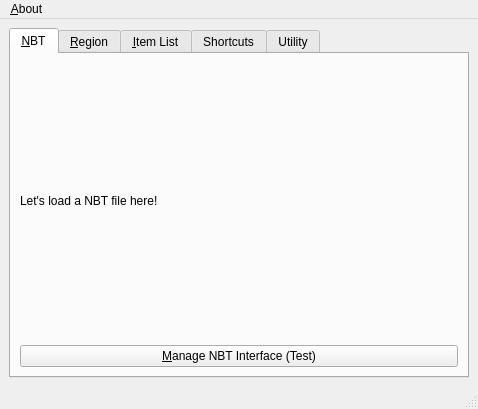
First picture: the form in src/qt/mainwindow.ui, repository DreamHelium/dhlrc, before the edit.
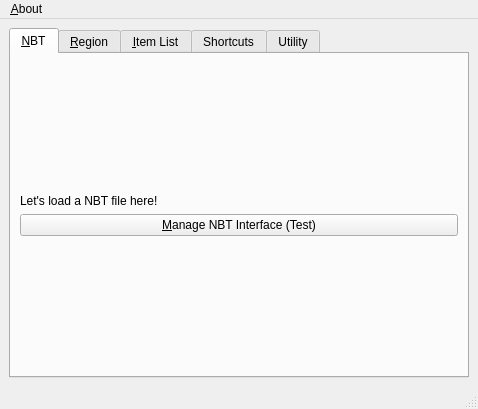
Second picture: the form after the edit.

Diff of the .ui file:
```diff
--- a/src/qt/mainwindow.ui
+++ b/src/qt/mainwindow.ui
@@ -27,6 +27,19 @@
        <layout class="QVBoxLayout" name="verticalLayout_4">
         <item>
          <layout class="QVBoxLayout" name="verticalLayout_3">
+          <item>
+           <spacer name="verticalSpacer">
+            <property name="orientation">
+             <enum>Qt::Orientation::Vertical</enum>
+            </property>
+            <property name="sizeHint" stdset="0">
+             <size>
+              <width>20</width>
+              <height>40</height>
+             </size>
+            </property>
+           </spacer>
+          </item>
           <item>
            <widget class="QLabel" name="label_2">
             <property name="text">
@@ -41,6 +54,19 @@
             </property>
            </widget>
           </item>
+          <item>
+           <spacer name="verticalSpacer_2">
+            <property name="orientation">
+             <enum>Qt::Orientation::Vertical</enum>
+            </property>
+            <property name="sizeHint" stdset="0">
+             <size>
+              <width>20</width>
+              <height>40</height>
+             </size>
+            </property>
+           </spacer>
+          </item>
          </layout>
         </item>
        </layout>
```
Left out of the diff: 7 changed lines with no effect on the pictures.
